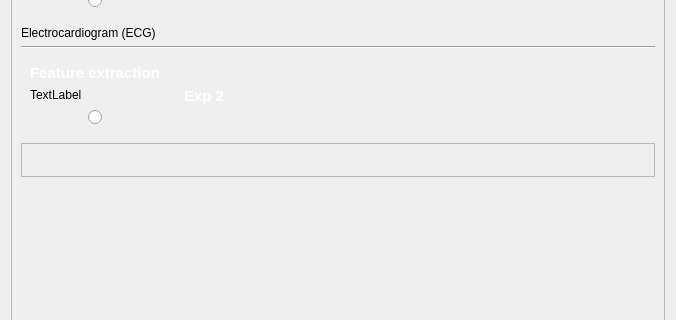
Above: data_loader/experiments/ui.ui from medusabci/medusa-analyzer before the change; both pictures show x 0 to 676 and y 118 to 438 of the 676 by 822 pixel window. Below: the same form after it.
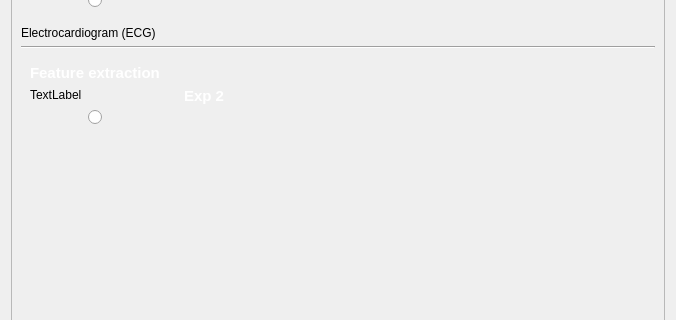
That is the form after the change.

Patch:
```diff
--- a/data_loader/experiments/ui.ui
+++ b/data_loader/experiments/ui.ui
@@ -374,25 +374,6 @@
         </item>
        </layout>
       </item>
-      <item>
-       <widget class="QFrame" name="medusaContentWidget">
-        <property name="frameShape">
-         <enum>QFrame::StyledPanel</enum>
-        </property>
-        <property name="frameShadow">
-         <enum>QFrame::Raised</enum>
-        </property>
-        <layout class="QVBoxLayout" name="verticalLayout_7">
-         <item>
-          <widget class="QLabel" name="medusaIcon">
-           <property name="text">
-            <string/>
-           </property>
-          </widget>
-         </item>
-        </layout>
-       </widget>
-      </item>
       <item>
        <spacer name="verticalSpacer">
         <property name="orientation">
```
